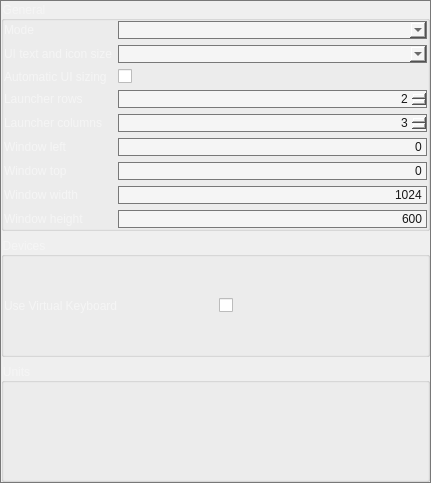
OpenFairWind/FairWindSK, file ui/settings/Main.ui: the form before one commit.
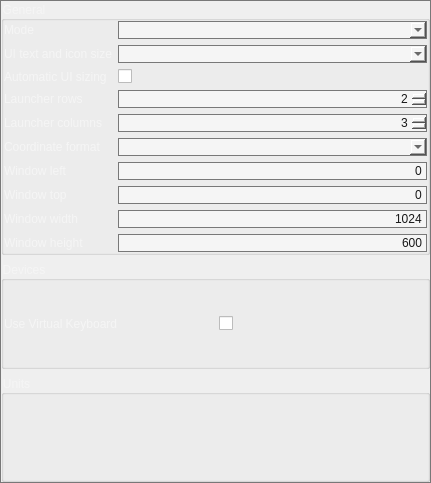
The form after the commit.

Commit message: Add configurable coordinate formats and drawer editor

Patch:
```diff
--- a/ui/settings/Main.ui
+++ b/ui/settings/Main.ui
@@ -170,13 +170,23 @@
            </widget>
           </item>
           <item row="5" column="0">
+           <widget class="QLabel" name="label_coordinateFormat">
+            <property name="text">
+             <string>Coordinate format</string>
+            </property>
+           </widget>
+          </item>
+          <item row="5" column="1">
+           <widget class="QComboBox" name="comboBox_coordinateFormat"/>
+          </item>
+          <item row="6" column="0">
            <widget class="QLabel" name="label_windowLeft">
             <property name="text">
              <string>Window left</string>
             </property>
            </widget>
           </item>
-          <item row="5" column="1">
+          <item row="6" column="1">
            <widget class="QLineEdit" name="lineEdit_left">
             <property name="enabled">
              <bool>false</bool>
@@ -189,14 +199,14 @@
             </property>
            </widget>
           </item>
-          <item row="6" column="0">
+          <item row="7" column="0">
            <widget class="QLabel" name="label_windowTop">
             <property name="text">
              <string>Window top</string>
             </property>
            </widget>
           </item>
-          <item row="6" column="1">
+          <item row="7" column="1">
            <widget class="QLineEdit" name="lineEdit_top">
             <property name="enabled">
              <bool>false</bool>
@@ -209,14 +219,14 @@
             </property>
            </widget>
           </item>
-          <item row="7" column="0">
+          <item row="8" column="0">
            <widget class="QLabel" name="label_windowWidth">
             <property name="text">
              <string>Window width</string>
             </property>
            </widget>
           </item>
-          <item row="7" column="1">
+          <item row="8" column="1">
            <widget class="QLineEdit" name="lineEdit_width">
             <property name="enabled">
              <bool>false</bool>
@@ -229,14 +239,14 @@
             </property>
            </widget>
           </item>
-          <item row="8" column="0">
+          <item row="9" column="0">
            <widget class="QLabel" name="label_windowHeight">
             <property name="text">
              <string>Window height</string>
             </property>
            </widget>
           </item>
-          <item row="8" column="1">
+          <item row="9" column="1">
            <widget class="QLineEdit" name="lineEdit_height">
             <property name="enabled">
              <bool>false</bool>
```
The commit also changes 21 other files.
